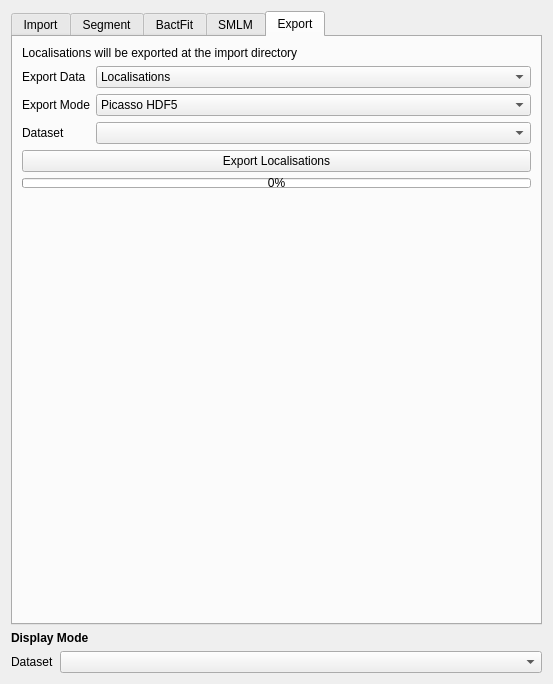
This is src/moltrack/GUI/widget_ui.ui in piedrro/napari-moltrack as Qt 5 draws it before an edit. The edited form follows.
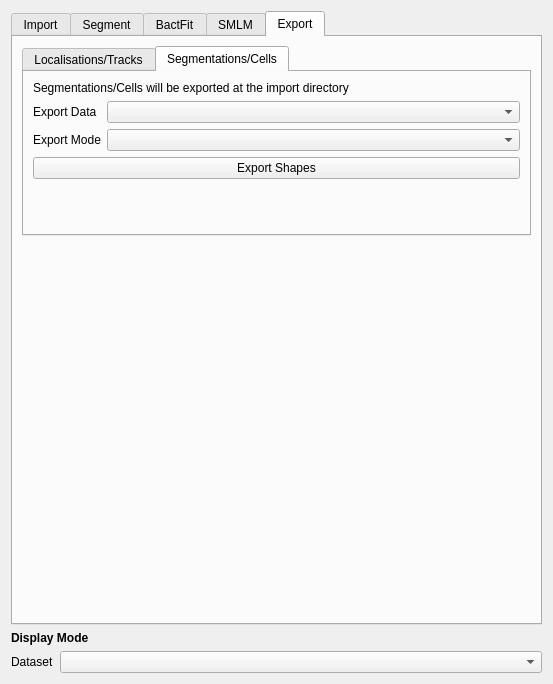
This is the edited form. The open tabs and pages were chosen to show the change.

Commit message: added shapes export UI

```diff
--- a/src/moltrack/GUI/widget_ui.ui
+++ b/src/moltrack/GUI/widget_ui.ui
@@ -2131,6 +2131,16 @@
       </attribute>
       <layout class="QVBoxLayout" name="verticalLayout_11">
        <item>
+        <widget class="QTabWidget" name="tabWidget_2">
+         <property name="currentIndex">
+          <number>0</number>
+         </property>
+         <widget class="QWidget" name="tab_4">
+          <attribute name="title">
+           <string>Localisations/Tracks</string>
+          </attribute>
+          <layout class="QVBoxLayout" name="verticalLayout_5">
+           <item>
         <widget class="QLabel" name="label_74">
          <property name="text">
           <string>Localisations will be exported at the import directory</string>
@@ -2211,6 +2221,71 @@
          <property name="value">
           <number>0</number>
          </property>
+            </widget>
+           </item>
+          </layout>
+         </widget>
+         <widget class="QWidget" name="tab_5">
+          <attribute name="title">
+           <string>Segmentations/Cells</string>
+          </attribute>
+          <layout class="QVBoxLayout" name="verticalLayout_6">
+           <item>
+            <widget class="QLabel" name="label_30">
+             <property name="text">
+              <string>Segmentations/Cells will be exported at the import directory</string>
+             </property>
+            </widget>
+           </item>
+           <item>
+            <layout class="QFormLayout" name="formLayout_33">
+             <item row="0" column="0">
+              <widget class="QLabel" name="label_31">
+               <property name="text">
+                <string>Export Data</string>
+               </property>
+              </widget>
+             </item>
+             <item row="0" column="1">
+              <widget class="QComboBox" name="shapes_export_data"/>
+             </item>
+             <item row="1" column="0">
+              <widget class="QLabel" name="label_135">
+               <property name="text">
+                <string>Export Mode</string>
+               </property>
+              </widget>
+             </item>
+             <item row="1" column="1">
+              <widget class="QComboBox" name="shapes_export_mode"/>
+             </item>
+            </layout>
+           </item>
+           <item>
+            <widget class="QPushButton" name="export_shapes">
+             <property name="text">
+              <string>Export Shapes</string>
+             </property>
+            </widget>
+           </item>
+           <item>
+            <spacer name="verticalSpacer_8">
+             <property name="orientation">
+              <enum>Qt::Vertical</enum>
+             </property>
+             <property name="sizeType">
+              <enum>QSizePolicy::MinimumExpanding</enum>
+             </property>
+             <property name="sizeHint" stdset="0">
+              <size>
+               <width>20</width>
+               <height>40</height>
+              </size>
+             </property>
+            </spacer>
+           </item>
+          </layout>
+         </widget>
         </widget>
        </item>
        <item>
```
Lines whose indentation alone changed are shown as unchanged. The commit also changes 6 other files.
